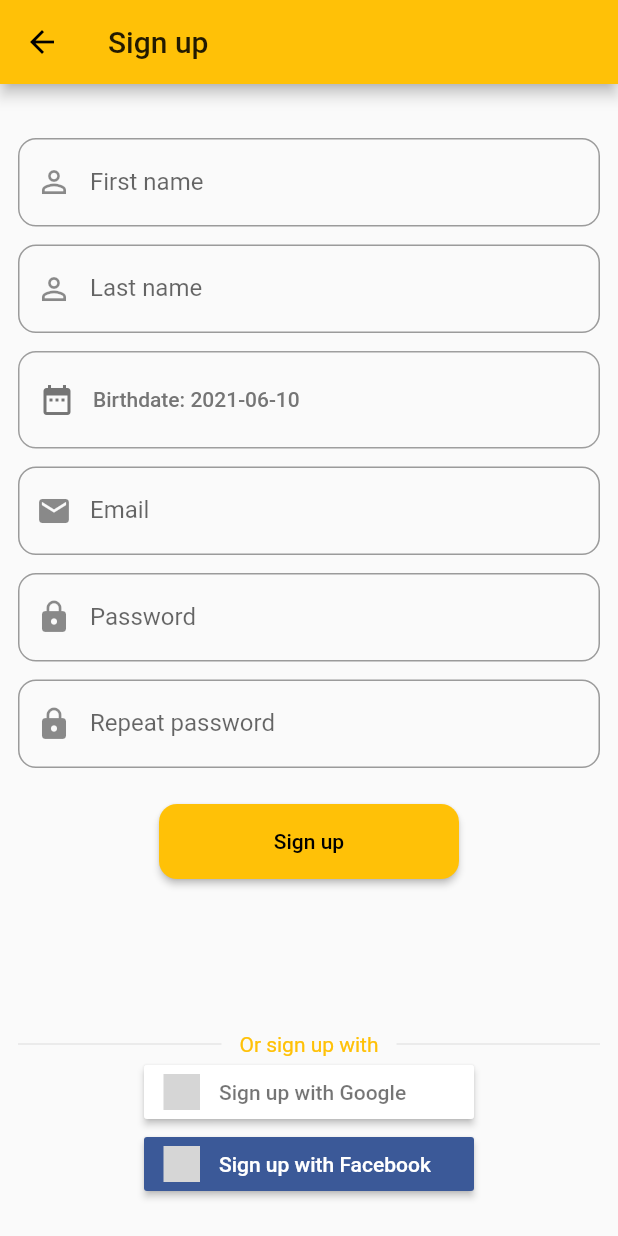
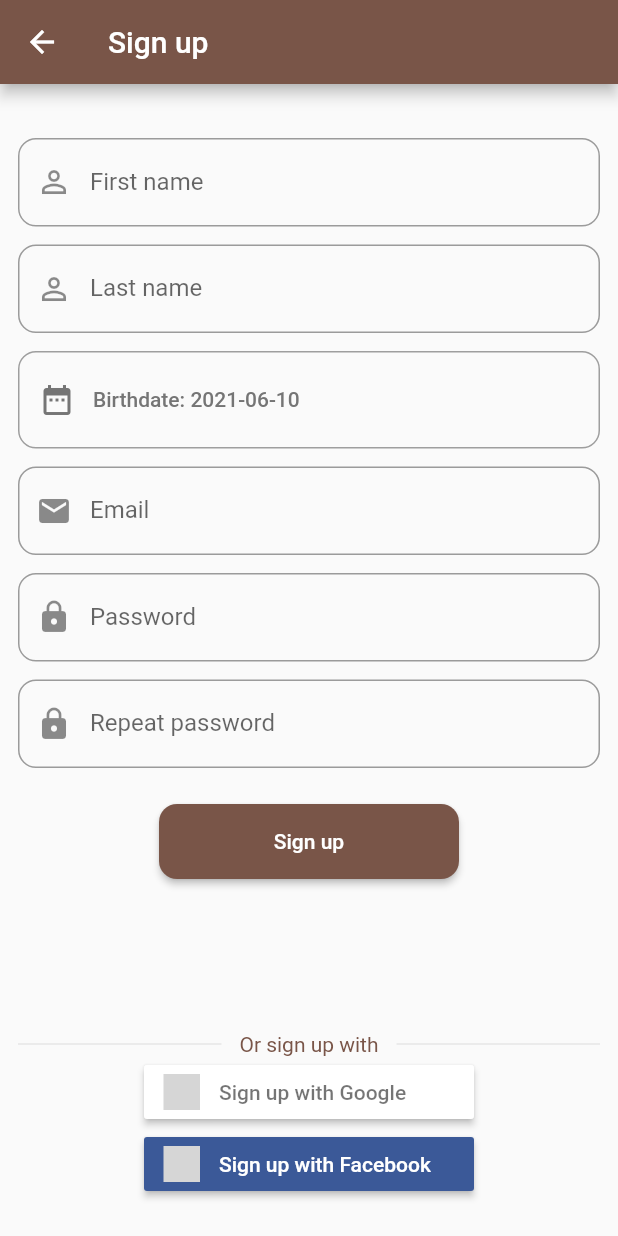
Before and after one commit to johanehinger/booking_template_app, a Flutter app: the screen it shows after launch, after a tap on "Login", after a tap on "Sign up!", on a phone screen of 412 x 824 dp. Run offline on Flutter 3.47's test engine with Material 2 defaults, Android fonts, the phone set to English and light mode, and no system bars; our stand-ins replace firebase_auth, firebase_core, flutter_signin_button, google_sign_in; accounts and stored records are empty; grey boxes are pictures that could not be loaded.

Commit message:
merge: rename repository

```diff
--- a/lib/design/theme_colors.dart
+++ b/lib/design/theme_colors.dart
@@ -1,5 +1,5 @@
 import 'package:flutter/material.dart';
 
 class ThemeColors {
-  static const primary = Colors.amber;
+  static const primary = Colors.brown;
 }
--- a/lib/main.dart
+++ b/lib/main.dart
@@ -1,10 +1,10 @@
 import 'package:firebase_auth/firebase_auth.dart';
 import 'package:flutter/material.dart';
 import 'package:flutter/services.dart';
-import 'package:social_influencer_template_app/design/theme_colors.dart';
-import 'package:social_influencer_template_app/screens/auth_screen.dart';
+import 'package:booking_template_app/design/theme_colors.dart';
+import 'package:booking_template_app/screens/auth_screen.dart';
 import 'package:firebase_core/firebase_core.dart';
-import 'package:social_influencer_template_app/screens/tab_screen.dart';
+import 'package:booking_template_app/screens/tab_screen.dart';
 
 Future<void> main() async {
   WidgetsFlutterBinding.ensureInitialized();
--- a/lib/screens/auth_screen.dart
+++ b/lib/screens/auth_screen.dart
@@ -1,9 +1,10 @@
-import 'package:firebase_auth/firebase_auth.dart';
 import 'package:flutter/material.dart';
 import 'package:flutter_signin_button/button_list.dart';
 import 'package:flutter_signin_button/button_view.dart';
-import 'package:social_influencer_template_app/screens/sign_up_screen.dart';
-import 'package:social_influencer_template_app/services/auth_service.dart';
+import 'package:flutter/foundation.dart' show kIsWeb;
+
+import './sign_up_screen.dart';
+import '../services/auth_service.dart';
 
 class AuthScreen extends StatefulWidget {
   const AuthScreen({Key? key}) : super(key: key);
@@ -57,20 +58,24 @@ class _AuthScreenState extends State<AuthScreen> {
 
   @override
   Widget build(BuildContext context) {
-    return Scaffold(body: LayoutBuilder(
+    return Scaffold(
+      body: LayoutBuilder(
         builder: (context, constraint) {
           return SingleChildScrollView(
+            child: Center(
               child: ConstrainedBox(
-            constraints: BoxConstraints(minHeight: constraint.maxHeight),
+                constraints: BoxConstraints(
+                    minHeight: constraint.maxHeight, maxWidth: 500),
+                // TODO: IntrinsicHeight is expensive, optimize this later.
                 child: IntrinsicHeight(
                   child: Container(
                     height: double.infinity,
-                decoration: BoxDecoration(
-                  image: const DecorationImage(
-                    image: const AssetImage('assets/auth_background.jpg'),
-                    fit: BoxFit.cover,
-                  ),
-                ),
+                    // decoration: BoxDecoration(
+                    //   image: const DecorationImage(
+                    //     image: const AssetImage('assets/auth_background.jpg'),
+                    //     fit: BoxFit.cover,
+                    //   ),
+                    // ),
                     child: Column(
                       crossAxisAlignment: CrossAxisAlignment.center,
                       mainAxisAlignment: MainAxisAlignment.spaceAround,
@@ -101,15 +106,17 @@ class _AuthScreenState extends State<AuthScreen> {
                                         right: 12.0,
                                       ),
                                       child: TextFormField(
-                                    validator: (val) =>
-                                        val!.isEmpty ? "Enter a email" : null,
+                                        validator: (val) => val!.isEmpty
+                                            ? "Enter a email"
+                                            : null,
                                         obscureText: false,
                                         onChanged: (val) => {this.email = val},
                                         decoration: InputDecoration(
                                           labelText: "Email",
                                           prefixIcon: Icon(Icons.email),
                                           border: const OutlineInputBorder(
-                                        borderRadius: const BorderRadius.all(
+                                            borderRadius:
+                                                const BorderRadius.all(
                                               const Radius.circular(12.0),
                                             ),
                                           ),
@@ -137,7 +144,8 @@ class _AuthScreenState extends State<AuthScreen> {
                                           labelText: "Password",
                                           prefixIcon: Icon(Icons.lock),
                                           border: const OutlineInputBorder(
-                                        borderRadius: const BorderRadius.all(
+                                            borderRadius:
+                                                const BorderRadius.all(
                                               const Radius.circular(12.0),
                                             ),
                                           ),
@@ -158,7 +166,8 @@ class _AuthScreenState extends State<AuthScreen> {
                                     shape: MaterialStateProperty.all<
                                         RoundedRectangleBorder>(
                                       RoundedRectangleBorder(
-                                    borderRadius: BorderRadius.circular(12.0),
+                                        borderRadius:
+                                            BorderRadius.circular(12.0),
                                       ),
                                     ),
                                   ),
@@ -227,8 +236,10 @@ class _AuthScreenState extends State<AuthScreen> {
                   ),
                 ),
               ),
+            ),
           );
         },
-    ));
+      ),
+    );
   }
 }
--- a/lib/screens/sign_up_screen.dart
+++ b/lib/screens/sign_up_screen.dart
@@ -74,8 +74,11 @@ class _SignUpScreenState extends State<SignUpScreen> {
       body: LayoutBuilder(
         builder: (context, constraint) {
           return SingleChildScrollView(
+            child: Center(
               child: ConstrainedBox(
-                constraints: BoxConstraints(minHeight: constraint.maxHeight),
+                constraints: BoxConstraints(
+                    minHeight: constraint.maxHeight, maxWidth: 500),
+                // TODO: IntrinsicHeight is expensive, optimize this later.
                 child: IntrinsicHeight(
                   child: Column(
                     crossAxisAlignment: CrossAxisAlignment.center,
@@ -337,8 +340,10 @@ class _SignUpScreenState extends State<SignUpScreen> {
                   ),
                 ),
               ),
+            ),
           );
         },
-        ));
+      ),
+    );
   }
 }
--- a/lib/screens/tab_screen.dart
+++ b/lib/screens/tab_screen.dart
@@ -1,5 +1,5 @@
 import 'package:flutter/material.dart';
-import 'package:social_influencer_template_app/services/auth_service.dart';
+import 'package:booking_template_app/services/auth_service.dart';
 
 class TabScreen extends StatefulWidget {
   const TabScreen({Key? key}) : super(key: key);
--- a/lib/services/auth_service.dart
+++ b/lib/services/auth_service.dart
@@ -1,7 +1,6 @@
 import 'package:firebase_auth/firebase_auth.dart';
 import 'package:firebase_auth/firebase_auth.dart' as auth;
 import 'package:flutter/material.dart';
-
 import 'package:google_sign_in/google_sign_in.dart';
 
 class AuthService {
--- a/pubspec.yaml
+++ b/pubspec.yaml
@@ -1,4 +1,4 @@
-name: social_influencer_template_app
+name: booking_template_app
 description: A new Flutter project.
 
 # The following line prevents the package from being accidentally published to
```
Also changed, not shown: lib/widgets/text_input.dart (deleted, +0 -36 lines), 9 other files. Lines whose indentation alone changed are shown as unchanged.
